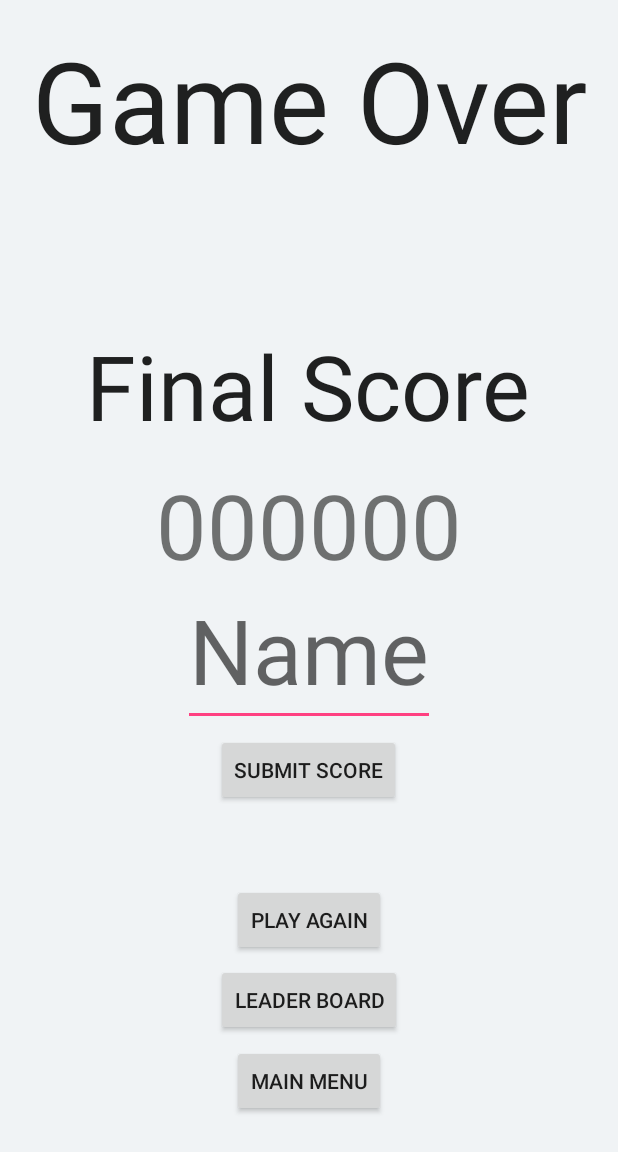
After one commit to TheWlr9/Spell-Rush, an Android app: the GameOverActivity screen opened directly, with no data from a screen before it, on a phone screen of 412 x 824 dp. The commit adds this screen. Shown: the top 1152 px of the screen. Run offline under Robolectric (Android 15) with nearby library versions, the phone set to English and light mode, and no system bars; 1 statement that could not run was skipped.

Commit message:
Changed usage of GameView to reflect singleton submitting score transitions to leaderboard added main menu button to leaderboard

```diff
--- a/app/src/main/java/com/spellrush/business/PlayerController.java
+++ b/app/src/main/java/com/spellrush/business/PlayerController.java
@@ -29,7 +29,7 @@ public class PlayerController extends HealthObject {
 
     @Override
     protected void onDestroyed() {
-        //TODO: trigger a game over
+       GameView.getInstance().triggerGameOver();
         return;
     }
 
--- a/app/src/main/java/com/spellrush/business/ShapeRecognition.java
+++ b/app/src/main/java/com/spellrush/business/ShapeRecognition.java
@@ -9,9 +9,8 @@ import java.util.ArrayList;
 
 public final class ShapeRecognition {
 
-    private final static int MAX_NUM_OF_SEQ_ERRS = 5;
-
     private ArrayList<PointF> points, lastPoints;
+    final static int MAX_NUM_OF_SEQ_ERRS = 5;
     private FingerPathLayer lFPL;
 
     public ShapeRecognition(FingerPathLayer FPRef){
--- a/app/src/main/java/com/spellrush/objects/attacks/GameBoard.java
+++ b/app/src/main/java/com/spellrush/objects/attacks/GameBoard.java
@@ -110,6 +110,7 @@ public class GameBoard extends GameObject{
         AttackObject newAttack;
         switch(type){
             case Fire:
+            default:
                 newAttack = new FireAttack(isPlayerAttack, laneIndex, speed, laneStart, laneEnd , damage);
                 break;
             case Water:
@@ -117,9 +118,6 @@ public class GameBoard extends GameObject{
                 break;
             case Ground:
                 newAttack = new GroundAttack(isPlayerAttack, laneIndex, speed, laneStart, laneEnd , damage);
-                break;
-            default:
-                newAttack = new FireAttack(isPlayerAttack, laneIndex, speed, laneStart, laneEnd , damage);
                 break;
         }
         attacksToAdd.add(newAttack);
--- /dev/null
+++ b/app/src/main/java/com/spellrush/presentation/GameOverActivity.java
@@ -0,0 +1,103 @@
+package com.spellrush.presentation;
+
+import android.app.Activity;
+import android.content.Intent;
+import android.os.Bundle;
+import android.view.View;
+import android.widget.Button;
+import android.widget.EditText;
+import android.widget.TextView;
+
+import com.spellrush.R;
+import com.spellrush.application.ScoreEntry;
+import com.spellrush.business.LeaderboardController;
+import com.spellrush.services.Services;
+
+public class GameOverActivity extends Activity {
+
+    private LeaderboardController leaderboardController;
+    private String playerName;
+    private int playerScore;
+
+
+    @Override
+    protected void onCreate(Bundle savedInstanceState) {
+        super.onCreate(savedInstanceState);
+        setContentView(R.layout.activity_game_over);
+
+
+        Bundle extras = getIntent().getExtras();
+        if(extras!=null) {
+            playerScore=-1;
+            playerScore = extras.getInt("score");
+            if(playerScore>=0) {
+                String scr = String.valueOf(playerScore);
+                TextView playerScore=(TextView) findViewById(R.id.score);
+                playerScore.setText(scr);
+            }
+        }
+        createSubmitScoreButton();
+        createPlayAgainButton();
+        createLeaderBoardButton();
+        createExitButton();
+        leaderboardController = new LeaderboardController(Services.getLeaderboardPersistence());
+
+
+}
+
+    public void createSubmitScoreButton(){
+        Button submitScoreButton = (Button) findViewById(R.id.Submit_score);
+        submitScoreButton.setOnClickListener(new View.OnClickListener() {
+            @Override
+            public void onClick(View v) {
+                EditText inputText = (EditText) findViewById(R.id.name);
+                playerName= inputText.getText().toString();
+                leaderboardController.insertScore(new ScoreEntry(playerName, playerScore));
+
+                Intent leaderBoardIntent = new Intent(GameOverActivity.this, LeaderboardActivity.class);
+                GameOverActivity.this.startActivity(leaderBoardIntent);
+            }
+        });
+    }
+
+    public void createPlayAgainButton(){
+        Button playAgainButton = (Button) findViewById(R.id.PlayAgain);
+        playAgainButton.setOnClickListener(new View.OnClickListener() {
+            @Override
+            public void onClick(View view) {
+                Intent playAgainIntent = new Intent(GameOverActivity.this, GameActivity.class);
+                GameOverActivity.this.startActivity(playAgainIntent);
+            }
+        });
+    }
+
+
+    public void createExitButton(){
+        Button ExitButton = (Button) findViewById(R.id.Exit);
+        ExitButton.setOnClickListener(new View.OnClickListener() {
+            @Override
+            public void onClick(View view) {
+                Intent exitIntent = new Intent(GameOverActivity.this, HomeActivity.class);
+                GameOverActivity.this.startActivity(exitIntent);
+            }
+        });
+    }
+
+
+    public void createLeaderBoardButton(){
+        Button ExitButton = (Button) findViewById(R.id.leaderBoardBtn);
+        ExitButton.setOnClickListener(new View.OnClickListener() {
+            @Override
+            public void onClick(View view) {
+                Intent leaderBoardIntent = new Intent(GameOverActivity.this, LeaderboardActivity.class);
+                GameOverActivity.this.startActivity(leaderBoardIntent);
+            }
+        });
+    }
+
+
+    @Override
+    protected void onDestroy() {
+        super.onDestroy();
+    }
+}
--- a/app/src/main/res/layout/activity_game.xml
+++ b/app/src/main/res/layout/activity_game.xml
@@ -24,6 +24,6 @@
             android:textAppearance="@style/TextAppearance.AppCompat.Display1"
             android:textColor="#74FFFFFF"
             android:textStyle="bold"
-            tools:text="QUIT"></Button>
+            tools:text="QUIT"/>
     </LinearLayout>
 </FrameLayout>
--- /dev/null
+++ b/app/src/main/res/layout/activity_game_over.xml
@@ -0,0 +1,98 @@
+<RelativeLayout xmlns:android="http://schemas.android.com/apk/res/android"
+    xmlns:app="http://schemas.android.com/apk/res-auto"
+    xmlns:tools="http://schemas.android.com/tools"
+    android:id="@+id/relativeLayout"
+    android:layout_width="match_parent"
+    android:layout_height="match_parent"
+    android:background="#f0f3f5"
+    android:paddingLeft="@dimen/activity_horizontal_margin"
+    android:paddingTop="@dimen/activity_vertical_margin"
+    android:paddingRight="@dimen/activity_horizontal_margin"
+    android:paddingBottom="@dimen/activity_vertical_margin">
+
+    <TextView
+        android:id="@+id/GameOver"
+        android:layout_width="wrap_content"
+        android:layout_height="wrap_content"
+        android:layout_above="@id/GameOver"
+        android:layout_centerHorizontal="true"
+        android:gravity="center"
+        android:text="@string/Game_Over"
+        android:textAppearance="?android:attr/textAppearanceLarge"
+        android:textSize="75sp" />
+
+
+    <TextView
+        android:id="@+id/FinalScore"
+        android:layout_width="wrap_content"
+        android:layout_height="wrap_content"
+        android:layout_below="@id/GameOver"
+        android:layout_centerHorizontal="true"
+        android:layout_marginTop="100dp"
+        android:gravity="center"
+        android:text="@string/Final_Score"
+        android:textAppearance="?android:attr/textAppearanceLarge"
+        android:textSize="60sp" />
+
+    <TextView
+        android:id="@+id/score"
+        android:layout_width="wrap_content"
+        android:layout_height="wrap_content"
+        android:layout_below="@id/FinalScore"
+        android:layout_centerHorizontal="true"
+        android:layout_marginTop="12dp"
+        android:inputType="text"
+        android:text="@string/init_Value"
+        android:textSize="60sp" />
+
+    <EditText
+        android:id="@+id/name"
+        android:layout_width="wrap_content"
+        android:layout_height="wrap_content"
+        android:layout_below="@id/score"
+        android:layout_centerHorizontal="true"
+        android:layout_marginTop="-7dp"
+        android:gravity="center"
+        android:hint="@string/player_name"
+        android:inputType="text"
+        android:maxLength="6"
+        android:textSize="60sp" />
+
+    <Button
+        android:id="@+id/Submit_score"
+        android:layout_width="wrap_content"
+        android:layout_height="wrap_content"
+        android:layout_below="@id/name"
+        android:layout_centerHorizontal="true"
+        android:layout_marginTop="5dp"
+        android:text="@string/SubmitScore" />
+
+
+    <Button
+        android:id="@+id/PlayAgain"
+        android:layout_width="wrap_content"
+        android:layout_height="wrap_content"
+        android:layout_centerHorizontal="true"
+        android:layout_below="@id/Submit_score"
+        android:layout_marginTop="52dp"
+        android:text="@string/Play_Again" />
+
+    <Button
+        android:id="@+id/Exit"
+        android:layout_width="wrap_content"
+        android:layout_height="wrap_content"
+        android:layout_below="@id/leaderBoardBtn"
+        android:layout_centerHorizontal="true"
+        android:layout_marginTop="6dp"
+        android:text="@string/main_menu" />
+
+    <Button
+        android:id="@+id/leaderBoardBtn"
+        android:layout_width="wrap_content"
+        android:layout_height="wrap_content"
+        android:layout_below="@id/PlayAgain"
+        android:layout_centerHorizontal="true"
+        android:layout_marginTop="5dp"
+        android:text="@string/Leader_Board" />
+
+</RelativeLayout>
--- a/app/src/main/res/values/strings.xml
+++ b/app/src/main/res/values/strings.xml
@@ -17,7 +17,13 @@
     <string name="leaderboard_back">Go Back</string>
     <string name="leaderboard_header_name">Player Name</string>
     <string name="leaderboard_header_score">Score</string>
-    <string name="str_quit">QUIT</string>
     <string name="title_activity_GameActivity">title_activity_GameActivity</string>
-    <string name="strQuit">QUIT</string>
+    <string name="title_activity_GameOverActivity">Game Over</string>
+    <string name="Game_Over">Game Over</string>
+    <string name="Play_Again">Play Again</string>
+    <string name="strQuit">Quit</string>
+    <string name="player_name">Name</string>
+    <string name="init_Value">000000</string>
+    <string name="SubmitScore">Submit Score</string>
+    <string name="Final_Score">Final Score</string>
 </resources>
```
Also changed, not shown: app/src/main/AndroidManifest.xml (+7 -0 lines), app/src/main/java/com/spellrush/business/GameThread.java (+4 -3 lines), app/src/main/java/com/spellrush/business/GameView.java (+14 -0 lines), app/src/main/java/com/spellrush/presentation/LeaderboardActivity.java (+19 -3 lines), app/src/main/res/layout/activity_leaderboard.xml (+9 -0 lines), 4 other files.
